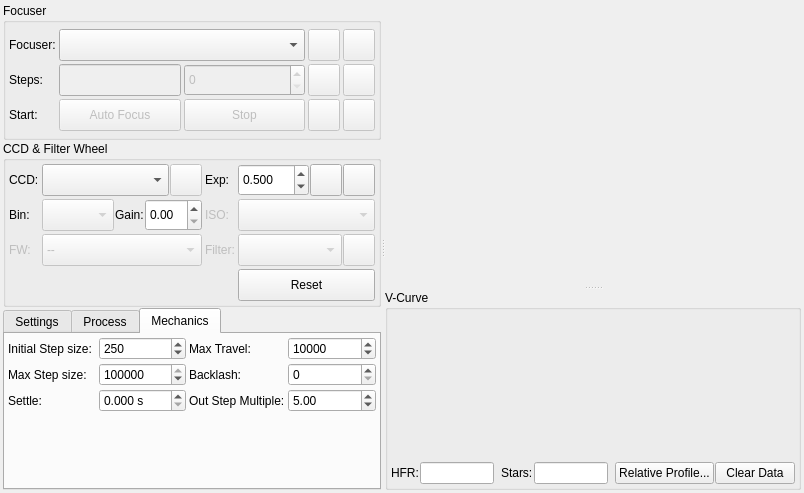
Before: the Qt Designer form kstars-astropi/kstars/ekos/focus/focus.ui in Andre87osx/AstroPi-system, drawn with Qt 5.
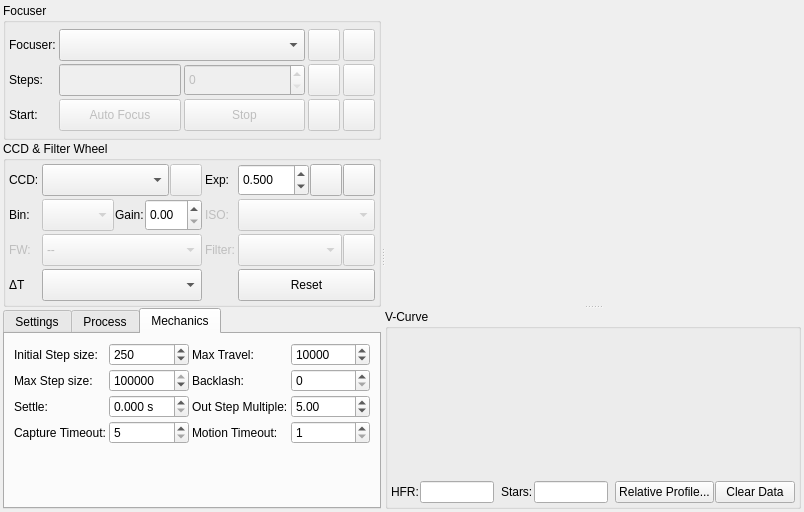
After: the same form once the commit is applied. The open tabs and pages were chosen to show the change. Icons and pictures are not drawn. Custom widgets are drawn as their Qt base class.

```diff
--- a/kstars-astropi/kstars/ekos/focus/focus.ui
+++ b/kstars-astropi/kstars/ekos/focus/focus.ui
@@ -7,7 +7,7 @@
     <x>0</x>
     <y>0</y>
     <width>804</width>
-    <height>493</height>
+    <height>512</height>
    </rect>
   </property>
   <layout class="QVBoxLayout" name="verticalLayout">
@@ -765,6 +765,29 @@
             </item>
            </layout>
           </item>
+          <item row="3" column="0">
+           <widget class="QLabel" name="temperatureSourceLabel">
+            <property name="toolTip">
+             <string>Focuser temperature source</string>
+            </property>
+            <property name="text">
+             <string>ΔT</string>
+            </property>
+           </widget>
+          </item>
+          <item row="3" column="1">
+           <widget class="QComboBox" name="temperatureSourceCombo">
+            <property name="minimumSize">
+             <size>
+              <width>0</width>
+              <height>32</height>
+             </size>
+            </property>
+            <property name="toolTip">
+             <string>Select focuser temperature source</string>
+            </property>
+           </widget>
+          </item>
          </layout>
         </widget>
        </item>
@@ -1401,46 +1424,22 @@
           <attribute name="title">
            <string>Mechanics</string>
           </attribute>
-          <layout class="QVBoxLayout" name="verticalLayout_6">
-           <property name="spacing">
-            <number>3</number>
-           </property>
-           <property name="leftMargin">
-            <number>3</number>
-           </property>
-           <property name="topMargin">
-            <number>3</number>
-           </property>
-           <property name="rightMargin">
-            <number>3</number>
-           </property>
-           <property name="bottomMargin">
-            <number>3</number>
-           </property>
+          <layout class="QVBoxLayout" name="verticalLayout_3">
            <item>
-            <layout class="QGridLayout" name="gridLayout" rowstretch="0,0,0">
+            <layout class="QGridLayout" name="gridLayout" rowstretch="0,0,0,0">
              <property name="spacing">
               <number>3</number>
              </property>
-             <item row="2" column="1">
-              <widget class="QDoubleSpinBox" name="FocusSettleTime">
-               <property name="sizePolicy">
-                <sizepolicy hsizetype="Preferred" vsizetype="Preferred">
-                 <horstretch>0</horstretch>
-                 <verstretch>0</verstretch>
-                </sizepolicy>
-               </property>
+             <item row="0" column="0">
+              <widget class="QLabel" name="label">
                <property name="toolTip">
                 <string>&lt;html&gt;&lt;head/&gt;&lt;body&gt;&lt;p&gt;Wait for this many seconds after moving the focuser before capturing the next image during Auto Focus.&lt;/p&gt;&lt;/body&gt;&lt;/html&gt;</string>
                </property>
-               <property name="suffix">
-                <string> s</string>
+               <property name="whatsThis">
+                <string/>
                </property>
-               <property name="decimals">
-                <number>3</number>
-               </property>
-               <property name="maximum">
-                <double>30.000000000000000</double>
+               <property name="text">
+                <string>Initial Step size:</string>
                </property>
               </widget>
              </item>
@@ -1454,6 +1453,31 @@
                </property>
               </widget>
              </item>
+             <item row="2" column="3">
+              <widget class="QDoubleSpinBox" name="initialFocusOutStepsIN">
+               <property name="sizePolicy">
+                <sizepolicy hsizetype="Preferred" vsizetype="Preferred">
+                 <horstretch>0</horstretch>
+                 <verstretch>0</verstretch>
+                </sizepolicy>
+               </property>
+               <property name="toolTip">
+                <string>&lt;html&gt;&lt;body&gt;&lt;p&gt;This number multiplied by initial-step-size is number of outward steps the Linear Focus algorithm moves away from the initial position at the start of focusing.&lt;/p&gt;&lt;/body&gt;&lt;/html&gt;</string>
+               </property>
+               <property name="minimum">
+                <double>1.000000000000000</double>
+               </property>
+               <property name="maximum">
+                <double>10.000000000000000</double>
+               </property>
+               <property name="singleStep">
+                <double>1.000000000000000</double>
+               </property>
+               <property name="value">
+                <double>5.000000000000000</double>
+               </property>
+              </widget>
+             </item>
              <item row="0" column="1">
               <widget class="QSpinBox" name="stepIN">
                <property name="sizePolicy">
@@ -1479,19 +1503,6 @@
                </property>
               </widget>
              </item>
-             <item row="0" column="0">
-              <widget class="QLabel" name="label">
-               <property name="toolTip">
-                <string/>
-               </property>
-               <property name="whatsThis">
-                <string/>
-               </property>
-               <property name="text">
-                <string>Initial Step size:</string>
-               </property>
-              </widget>
-             </item>
              <item row="2" column="0">
               <widget class="QLabel" name="label_9">
                <property name="text">
@@ -1527,29 +1538,6 @@
                </property>
               </widget>
              </item>
-             <item row="1" column="0">
-              <widget class="QLabel" name="label_17">
-               <property name="text">
-                <string>Max Step size:</string>
-               </property>
-              </widget>
-             </item>
-             <item row="1" column="1">
-              <widget class="QSpinBox" name="maxSingleStepIN">
-               <property name="toolTip">
-                <string>&lt;html&gt;&lt;head/&gt;&lt;body&gt;&lt;p&gt;The maximum single step size the algorithm is allowed to command as it searches for the critical focus zone. The calculated step size would be limited to this maximum value.&lt;/p&gt;&lt;/body&gt;&lt;/html&gt;</string>
-               </property>
-               <property name="minimum">
-                <number>10</number>
-               </property>
-               <property name="maximum">
-                <number>100000</number>
-               </property>
-               <property name="value">
-                <number>100000</number>
-               </property>
-              </widget>
-             </item>
              <item row="1" column="2">
               <widget class="QLabel" name="label_11">
                <property name="text">
@@ -1557,6 +1545,13 @@
                </property>
               </widget>
              </item>
+             <item row="2" column="2">
+              <widget class="QLabel" name="label_12b">
+               <property name="text">
+                <string>Out Step Multiple:</string>
+               </property>
+              </widget>
+             </item>
              <item row="1" column="3">
               <widget class="QSpinBox" name="focusBacklashSpin">
                <property name="sizePolicy">
@@ -1570,15 +1565,8 @@
                </property>
               </widget>
              </item>
-             <item row="2" column="2">
-              <widget class="QLabel" name="label_12b">
-               <property name="text">
-                <string>Out Step Multiple:</string>
-               </property>
-              </widget>
-             </item>
-             <item row="2" column="3">
-              <widget class="QDoubleSpinBox" name="initialFocusOutStepsIN">
+             <item row="2" column="1">
+              <widget class="QDoubleSpinBox" name="FocusSettleTime">
                <property name="sizePolicy">
                 <sizepolicy hsizetype="Preferred" vsizetype="Preferred">
                  <horstretch>0</horstretch>
@@ -1586,19 +1574,79 @@
                 </sizepolicy>
                </property>
                <property name="toolTip">
-                <string>&lt;html&gt;&lt;body&gt;&lt;p&gt;This number multiplied by initial-step-size is number of outward steps the Linear Focus algorithm moves away from the initial position at the start of focusing.&lt;/p&gt;&lt;/body&gt;&lt;/html&gt;</string>
+                <string>&lt;html&gt;&lt;head/&gt;&lt;body&gt;&lt;p&gt;Wait for this many seconds after moving the focuser before capturing the next image during Auto Focus.&lt;/p&gt;&lt;/body&gt;&lt;/html&gt;</string>
+               </property>
+               <property name="suffix">
+                <string> s</string>
+               </property>
+               <property name="decimals">
+                <number>3</number>
+               </property>
+               <property name="maximum">
+                <double>30.000000000000000</double>
+               </property>
+              </widget>
+             </item>
+             <item row="1" column="1">
+              <widget class="QSpinBox" name="maxSingleStepIN">
+               <property name="toolTip">
+                <string>&lt;html&gt;&lt;head/&gt;&lt;body&gt;&lt;p&gt;The maximum single step size the algorithm is allowed to command as it searches for the critical focus zone. The calculated step size would be limited to this maximum value.&lt;/p&gt;&lt;/body&gt;&lt;/html&gt;</string>
                </property>
                <property name="minimum">
-                <double>1.000000000000000</double>
+                <number>10</number>
                </property>
                <property name="maximum">
-                <double>10.000000000000000</double>
-               </property>
-               <property name="singleStep">
-                <double>1.000000000000000</double>
+                <number>100000</number>
                </property>
                <property name="value">
-                <double>5.000000000000000</double>
+                <number>100000</number>
+               </property>
+              </widget>
+             </item>
+             <item row="1" column="0">
+              <widget class="QLabel" name="label_17">
+               <property name="text">
+                <string>Max Step size:</string>
+               </property>
+              </widget>
+             </item>
+             <item row="3" column="0">
+              <widget class="QLabel" name="label_26">
+               <property name="text">
+                <string>Capture Timeout:</string>
+               </property>
+              </widget>
+             </item>
+             <item row="3" column="1">
+              <widget class="QSpinBox" name="captureTimeoutSpin">
+               <property name="toolTip">
+                <string>Maximum time in seconds to wait for a captured image to be received before declaring a timeout.</string>
+               </property>
+               <property name="minimum">
+                <number>5</number>
+               </property>
+               <property name="maximum">
+                <number>300</number>
+               </property>
+              </widget>
+             </item>
+             <item row="3" column="2">
+              <widget class="QLabel" name="label_27">
+               <property name="text">
+                <string>Motion Timeout:</string>
+               </property>
+              </widget>
+             </item>
+             <item row="3" column="3">
+              <widget class="QSpinBox" name="motionTimeoutSpin">
+               <property name="toolTip">
+                <string>Maximum time in seconds to wait for a focuser to move to desired position before declaring a timeout.</string>
+               </property>
+               <property name="minimum">
+                <number>1</number>
+               </property>
+               <property name="maximum">
+                <number>120</number>
                </property>
               </widget>
              </item>
```
Left out of the diff: 174 changed lines with no effect on the pictures.
